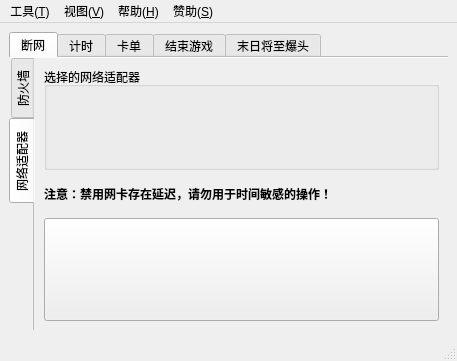
GTA5Oracle/EliteSpeedrunTool, file EliteSpeedrunTool/MainWindow.ui: the form before one commit.
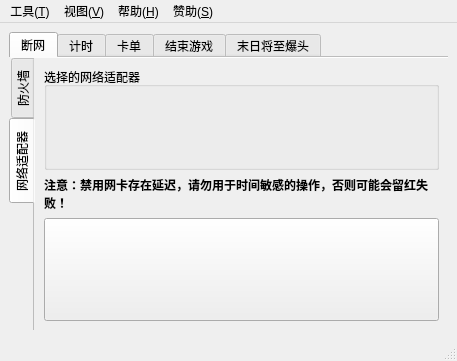
The form after the commit. The open tabs and pages were chosen to show the change. Icons and pictures are not drawn.

```diff
--- a/EliteSpeedrunTool/MainWindow.ui
+++ b/EliteSpeedrunTool/MainWindow.ui
@@ -366,7 +366,7 @@
                </font>
               </property>
               <property name="text">
-               <string>注意：禁用网卡存在延迟，请勿用于时间敏感的操作！</string>
+               <string>注意：禁用网卡存在延迟，请勿用于时间敏感的操作，否则可能会留红失败！</string>
               </property>
               <property name="wordWrap">
                <bool>true</bool>
```
